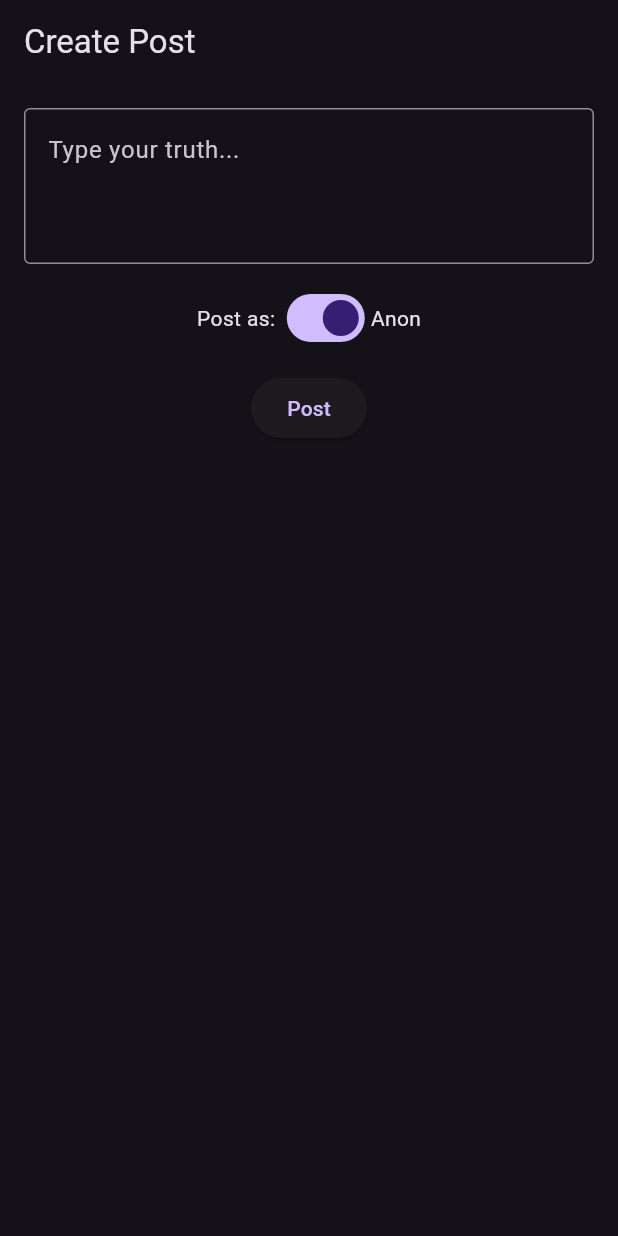
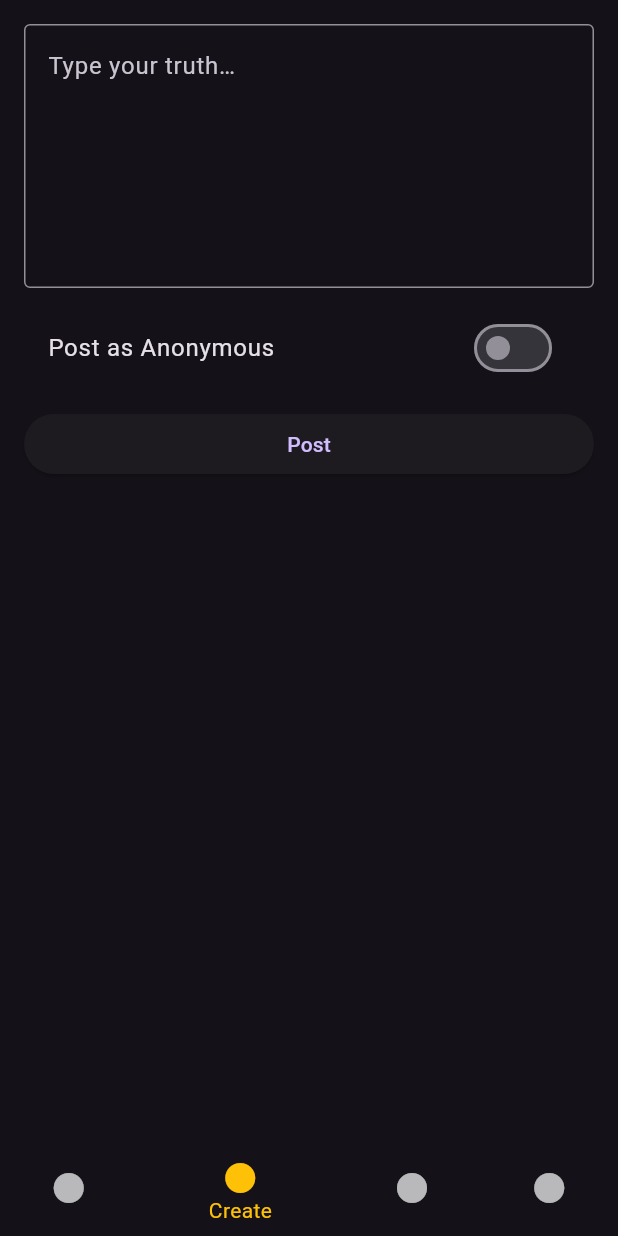
Before and after one commit to kayosi/privacy-app, a Flutter app: the screen it shows after launch, item 2 of the bottom bar chosen, on a phone screen of 412 x 824 dp. Run offline on Flutter 3.47's test engine with Material 3 defaults, Android fonts, the phone set to English and light mode, and no system bars; our stand-ins replace go_router; network calls fail.

Commit message:
Update to post anonymously

```diff
--- a/frontend/flutter/anon_app/lib/app_shell.dart
+++ b/frontend/flutter/anon_app/lib/app_shell.dart
@@ -1,9 +1,11 @@
 import 'package:flutter/material.dart';
 import 'package:go_router/go_router.dart';
+import 'features/auth/auth_controller.dart';
 
 class AppShell extends StatelessWidget {
   final Widget child;
-  const AppShell({super.key, required this.child});
+  final AuthController auth;
+  const AppShell({super.key, required this.child, required this.auth});
 
   @override
   Widget build(BuildContext context) {
@@ -13,10 +15,18 @@ class AppShell extends StatelessWidget {
       {'label': 'Feed', 'path': '/feed'},
       {'label': 'Create', 'path': '/create'},
       {'label': 'About', 'path': '/about'},
-      {'label': 'Account', 'path': '/account'},
+      {
+        'label': auth.token == null ? 'Login' : 'Account',
+        'path': auth.token == null ? '/login' : '/account',
+      },
     ];
 
     bool isMobile = MediaQuery.of(context).size.width < 600;
+
+    int currentIndex = navItems.indexWhere(
+      (item) => location.startsWith(item['path']!),
+    );
+    if (currentIndex == -1) currentIndex = 0;
 
     return Scaffold(
       appBar: isMobile
@@ -40,9 +50,10 @@ class AppShell extends StatelessWidget {
       body: child,
       bottomNavigationBar: isMobile
           ? BottomNavigationBar(
-              currentIndex: navItems.indexWhere(
-                (item) => location.startsWith(item['path']!),
-              ),
+              backgroundColor: Colors.grey[900], // dark grey bar
+              selectedItemColor: Colors.amber, // highlight for active tab
+              unselectedItemColor: Colors.white70, // dimmed white for inactive
+              currentIndex: currentIndex,
               onTap: (index) => context.go(navItems[index]['path']!),
               items: navItems
                   .map(
--- a/frontend/flutter/anon_app/lib/features/auth/auth_controller.dart
+++ b/frontend/flutter/anon_app/lib/features/auth/auth_controller.dart
@@ -1,30 +1,44 @@
 import 'dart:convert';
+import 'package:flutter/foundation.dart';
 import 'package:http/http.dart' as http;
 
 class AuthController {
   String? token;
-  final String baseUrl = "http://192.168.100.52:8080"; // ⚡ your LAN IP
+  String? username;
 
-  Future<bool> register(String username, String password) async {
-    final response = await http.post(
+  // Use localhost for web, LAN IP for device/emulator
+  final String baseUrl = kIsWeb
+      ? "http://localhost:8080"
+      : "http://192.168.100.52:8080"; // <-- set to your LAN IP
+
+  bool get isLoggedIn => token != null;
+
+  Future<bool> register(String user, String pass) async {
+    final res = await http.post(
       Uri.parse("$baseUrl/register"),
       headers: {"Content-Type": "application/json"},
-      body: jsonEncode({"username": username, "password": password}),
+      body: jsonEncode({"username": user, "password": pass}),
     );
-    return response.statusCode == 200;
+    return res.statusCode == 200;
   }
 
-  Future<bool> login(String username, String password) async {
-    final response = await http.post(
+  Future<bool> login(String user, String pass) async {
+    final res = await http.post(
       Uri.parse("$baseUrl/login"),
       headers: {"Content-Type": "application/json"},
-      body: jsonEncode({"username": username, "password": password}),
+      body: jsonEncode({"username": user, "password": pass}),
     );
-    if (response.statusCode == 200) {
-      final data = jsonDecode(response.body);
-      token = data["token"];
+    if (res.statusCode == 200) {
+      final data = jsonDecode(res.body);
+      token = data["token"] as String?;
+      username = data["username"] as String?;
       return true;
     }
     return false;
   }
+
+  void logout() {
+    token = null;
+    username = null;
+  }
 }
--- a/frontend/flutter/anon_app/lib/features/post/post_card.dart
+++ b/frontend/flutter/anon_app/lib/features/post/post_card.dart
@@ -17,10 +17,10 @@ class PostCard extends StatelessWidget {
             Text(post.content, style: const TextStyle(fontSize: 16)),
             const SizedBox(height: 8),
             Text(
-              "Posted by: ${post.user}",
+              "Posted by: ${post.author}",
               style: TextStyle(
                 fontSize: 12,
-                color: post.user == "anon" ? Colors.grey : Colors.green,
+                color: post.author == "anon" ? Colors.grey : Colors.green,
               ),
             ),
             if (post.flagged)
--- a/frontend/flutter/anon_app/lib/features/post/post_controller.dart
+++ b/frontend/flutter/anon_app/lib/features/post/post_controller.dart
@@ -1,12 +1,17 @@
 import 'dart:convert';
+import 'package:flutter/foundation.dart';
 import 'package:http/http.dart' as http;
 import '../auth/auth_controller.dart';
 import 'post_model.dart';
 
 class PostController {
   List<PostModel> posts = [];
-  final String baseUrl = "http://192.168.100.52:8080"; // ⚡ your LAN IP
   final AuthController auth;
+
+  // Same dynamic base URL logic as AuthController
+  final String baseUrl = kIsWeb
+      ? "http://localhost:8080"
+      : "http://192.168.100.52:8080"; // <-- set LAN IP
 
   PostController(this.auth);
 
@@ -22,8 +27,6 @@ class PostController {
 
   Future<void> addPost(String content, {bool forceAnon = false}) async {
     final headers = {"Content-Type": "application/json"};
-
-    // ✅ Only attach token if not forcing Anon and user is logged in
     if (!forceAnon && auth.token != null) {
       headers["Authorization"] = "Bearer ${auth.token!}";
     }
--- a/frontend/flutter/anon_app/lib/features/post/post_model.dart
+++ b/frontend/flutter/anon_app/lib/features/post/post_model.dart
@@ -3,23 +3,23 @@ class PostModel {
   final String content;
   final bool flagged;
   final String? reason;
-  final String user; // ✅ keep "user"
+  final String? author; // null => Anonymous
 
   PostModel({
     required this.id,
     required this.content,
     required this.flagged,
     this.reason,
-    required this.user,
+    this.author,
   });
 
   factory PostModel.fromJson(Map<String, dynamic> json) {
     return PostModel(
-      id: json['id'],
-      content: json['content'],
-      flagged: json['flagged'] ?? false,
-      reason: json['reason'],
-      user: json['user'] ?? 'anon',
+      id: json['id'] as int,
+      content: json['content'] as String,
+      flagged: (json['flagged'] as bool?) ?? false,
+      reason: json['reason'] as String?,
+      author: json['author'] as String?,
     );
   }
 }
--- a/frontend/flutter/anon_app/lib/main.dart
+++ b/frontend/flutter/anon_app/lib/main.dart
@@ -25,25 +25,53 @@ class AnonApp extends StatelessWidget {
     final PostController posts = PostController(auth);
 
     final GoRouter router = GoRouter(
-      initialLocation: '/feed', // ✅ Feed is now landing page
+      initialLocation: '/feed', // ✅ Feed is landing page
       routes: [
         GoRoute(
           path: '/feed',
-          builder: (context, state) =>
-              AppShell(child: FeedPage(controller: posts)),
+          builder: (context, state) => AppShell(
+            child: FeedPage(controller: posts),
+            auth: auth,
+          ),
         ),
         GoRoute(
+          path: '/login',
+          builder: (context, state) => AppShell(
+            child: LoginPage(authController: auth),
+            auth: auth,
+          ),
+        ),
+        GoRoute(
+          path: '/register',
+          builder: (context, state) => AppShell(
+            child: RegisterPage(authController: auth),
+            auth: auth,
+          ),
+        ),
+        GoRoute(
+          path: '/account',
+          builder: (context, state) => AppShell(
+            child: AccountPage(authController: auth),
+            auth: auth,
+          ),
+        ),
+
+        GoRoute(
           path: '/create',
-          builder: (context, state) =>
-              AppShell(child: CreatePage(controller: posts)),
+          builder: (context, state) => AppShell(
+            child: CreatePage(controller: posts),
+            auth: auth,
+          ),
         ),
         GoRoute(
           path: '/mod',
-          builder: (context, state) => const AppShell(child: ModPage()),
+          builder: (context, state) =>
+              AppShell(child: const ModPage(), auth: auth),
         ),
         GoRoute(
           path: '/about',
-          builder: (context, state) => const AppShell(child: AboutPage()),
+          builder: (context, state) =>
+              AppShell(child: const AboutPage(), auth: auth),
         ),
         GoRoute(
           path: '/login',
--- a/frontend/flutter/anon_app/lib/pages/create_page.dart
+++ b/frontend/flutter/anon_app/lib/pages/create_page.dart
@@ -1,4 +1,5 @@
 import 'package:flutter/material.dart';
+import 'package:go_router/go_router.dart';
 import '../features/post/post_controller.dart';
 
 class CreatePage extends StatefulWidget {
@@ -10,77 +11,52 @@ class CreatePage extends StatefulWidget {
 }
 
 class _CreatePageState extends State<CreatePage> {
-  final TextEditingController inputCtrl = TextEditingController();
-  bool postAsAnon = true; // ✅ default to Anon
-  String? errorMsg;
+  final TextEditingController _text = TextEditingController();
+  bool _forceAnon = false;
+  bool _submitting = false;
 
-  void handleSubmit() async {
+  Future<void> _submit() async {
+    if (_text.text.trim().isEmpty) return;
+    setState(() => _submitting = true);
     try {
-      await widget.controller.addPost(
-        inputCtrl.text,
-        forceAnon: postAsAnon, // ✅ pass toggle choice
-      );
-      inputCtrl.clear();
-      setState(() {
-        errorMsg = null;
-      });
+      await widget.controller.addPost(_text.text.trim(), forceAnon: _forceAnon);
+      await widget.controller.loadPosts(); // ensure feed is fresh
+      if (mounted) context.go('/feed');
+    } catch (e) {
+      if (!mounted) return;
       ScaffoldMessenger.of(
         context,
-      ).showSnackBar(SnackBar(content: Text("Post submitted!")));
-    } catch (e) {
-      setState(() {
-        errorMsg = e.toString();
-      });
+      ).showSnackBar(SnackBar(content: Text('Failed to post: $e')));
+    } finally {
+      if (mounted) setState(() => _submitting = false);
     }
   }
 
   @override
   Widget build(BuildContext context) {
-    return Scaffold(
-      appBar: AppBar(title: const Text("Create Post")),
-      body: Padding(
+    return ListView(
       padding: const EdgeInsets.all(16),
-        child: Column(
       children: [
         TextField(
-              controller: inputCtrl,
-              maxLines: 3,
+          controller: _text,
+          maxLines: 6,
           decoration: const InputDecoration(
-                hintText: "Type your truth...",
+            hintText: "Type your truth…",
             border: OutlineInputBorder(),
           ),
         ),
         const SizedBox(height: 12),
-
-            // ✅ Toggle for Anon / Logged-in
-            Row(
-              mainAxisAlignment: MainAxisAlignment.center,
-              children: [
-                const Text("Post as: "),
-                Switch(
-                  value: postAsAnon,
-                  onChanged: (val) {
-                    setState(() => postAsAnon = val);
-                  },
+        SwitchListTile(
+          title: const Text("Post as Anonymous"),
+          value: _forceAnon,
+          onChanged: (v) => setState(() => _forceAnon = v),
         ),
-                Text(postAsAnon ? "Anon" : "Logged-in User"),
-              ],
-            ),
-
         const SizedBox(height: 12),
-            ElevatedButton(onPressed: handleSubmit, child: const Text("Post")),
-
-            if (errorMsg != null)
-              Padding(
-                padding: const EdgeInsets.all(8.0),
-                child: Text(
-                  errorMsg!,
-                  style: const TextStyle(color: Colors.red),
-                ),
+        ElevatedButton(
+          onPressed: _submitting ? null : _submit,
+          child: Text(_submitting ? "Posting…" : "Post"),
         ),
       ],
-        ),
-      ),
     );
   }
 }
--- a/frontend/flutter/anon_app/pubspec.yaml
+++ b/frontend/flutter/anon_app/pubspec.yaml
@@ -33,6 +33,7 @@ dependencies:
   go_router: ^13.2.0
   shared_preferences: ^2.2.2
   http: ^1.2.1
+  flutter_secure_storage: ^9.2.2
 
   # The following adds the Cupertino Icons font to your application.
   # Use with the CupertinoIcons class for iOS style icons.
```
Also changed, not shown: frontend/flutter/anon_app/lib/features/post/post_screen.dart (+16 -12 lines), frontend/flutter/anon_app/lib/pages/account_page.dart (+26 -33 lines), frontend/flutter/anon_app/lib/pages/feed_page.dart (+40 -36 lines), frontend/flutter/anon_app/lib/pages/login_page.dart (+20 -56 lines), frontend/flutter/anon_app/lib/pages/register_page.dart (+21 -51 lines), frontend/flutter/anon_app/pubspec.lock, 7 other files. Lines whose indentation alone changed are shown as unchanged.
